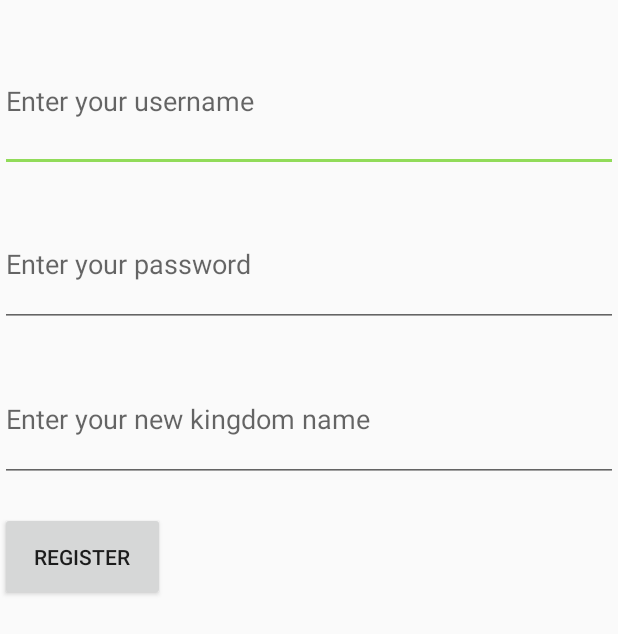
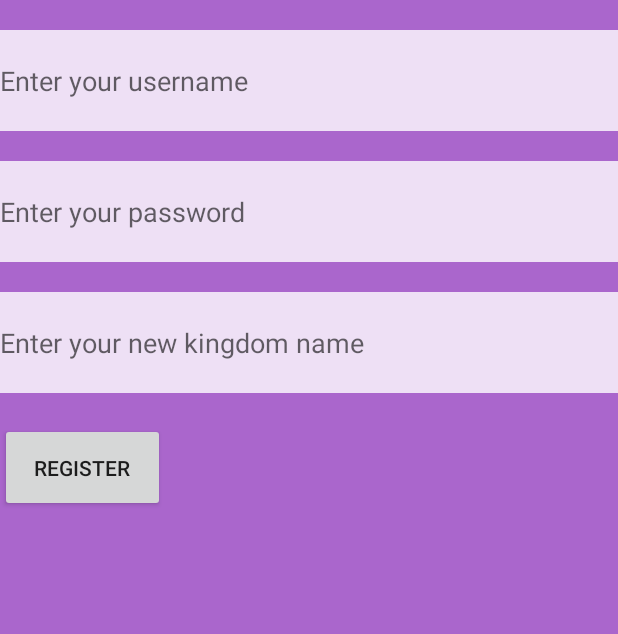
Before and after one commit to greenfox-zerda-raptors/peridot-coz-android, an Android app: the screen it shows after launch (RegisterActivity), after a tap on "REGISTER HERE", on a phone screen of 412 x 824 dp. Shown: the top 634 px of the screen. Run offline under Robolectric (Android 15) with nearby library versions, the phone set to English and light mode, and no system bars; our stand-ins replace Dagger/Hilt's generated code; 1 statement that could not run was skipped; 2 other taps on this screen came first.

Commit message:
more designs

```diff
--- a/app/src/main/java/com/greenfox/peridot/peridot_coz_android/activity/MainActivity.java
+++ b/app/src/main/java/com/greenfox/peridot/peridot_coz_android/activity/MainActivity.java
@@ -101,10 +101,7 @@ public class MainActivity extends AppCompatActivity implements NavigationView.On
     @Override
     public boolean onOptionsItemSelected(MenuItem item) {
         int id = item.getItemId();
-        if (id == R.id.icon) {
-            Toast.makeText(this, "You pressed the star icon.", Toast.LENGTH_SHORT).show();
-            return true;
-        } else if (id == R.id.settings) {
+        if (id == R.id.settings) {
             loadFragment(new SettingsFragment());
             return true;
         } else if (id == R.id.statistics) {
--- a/app/src/main/java/com/greenfox/peridot/peridot_coz_android/adapter/ResourceAdapter.java
+++ b/app/src/main/java/com/greenfox/peridot/peridot_coz_android/adapter/ResourceAdapter.java
@@ -5,6 +5,7 @@ import android.view.LayoutInflater;
 import android.view.View;
 import android.view.ViewGroup;
 import android.widget.ArrayAdapter;
+import android.widget.ImageView;
 import android.widget.TextView;
 import com.greenfox.peridot.peridot_coz_android.R;
 import com.greenfox.peridot.peridot_coz_android.model.pojo.Resource;
@@ -22,11 +23,12 @@ public class ResourceAdapter extends ArrayAdapter<Resource> {
         if (convertView == null) {
             convertView = LayoutInflater.from(getContext()).inflate(R.layout.resources_overview_listitem, parent, false);
         }
-
+        ImageView resourceImage = (ImageView) convertView.findViewById(R.id.resourceImage);
         TextView type = (TextView) convertView.findViewById(R.id.type);
         TextView amount = (TextView) convertView.findViewById(R.id.amount);
         TextView buildings = (TextView) convertView.findViewById(R.id.buildings);
-
+        if (resource.getType().equals("gold")) {resourceImage.setImageResource(R.drawable.gold);}
+        if (resource.getType().equals("food")) {resourceImage.setImageResource(R.drawable.food);}
         type.setText(resource.getType());
         amount.setText(resource.getAmount());
         buildings.setText((CharSequence) resource.getBuildings());
--- a/app/src/main/java/com/greenfox/peridot/peridot_coz_android/api/MockService.java
+++ b/app/src/main/java/com/greenfox/peridot/peridot_coz_android/api/MockService.java
@@ -25,8 +25,8 @@ public class MockService implements ApiService {
 
     private User user = new User (1, "aaa", "aaa's Kingdom", 10);
     private static final String TAG = "MockService";
-    private Building building = new Building("townhall");
-    private ArrayList<Building> buildings = new ArrayList<>(Arrays.asList(new Building("townhall")));
+    private Building building = new Building("Townhall");
+    private ArrayList<Building> buildings = new ArrayList<>(Arrays.asList(new Building("Townhall")));
     private ArrayList<Resource> resources = new ArrayList<>(Arrays.asList(new Resource("food", 10, buildings)));
     private Troop troop1 = new Troop(5, 5, 5);
     private Troop troop2 = new Troop(10, 8, 2);
@@ -138,7 +138,7 @@ public class MockService implements ApiService {
         return new MockCall<Building>() {
             @Override
             public void enqueue(Callback<Building> callback) {
-                Response<Building> r = Response.success(new Building("townhall"));
+                Response<Building> r = Response.success(new Building("Townhall"));
                 callback.onResponse(this, r);
             }
         };
@@ -149,7 +149,7 @@ public class MockService implements ApiService {
         return new MockCall<Building>() {
             @Override
             public void enqueue(Callback<Building> callback) {
-                Response<Building> r = Response.success(new Building("townhall", building.increaseLevelOfBuilding()));
+                Response<Building> r = Response.success(new Building("Townhall", building.increaseLevelOfBuilding()));
                 callback.onResponse(this, r);
             }
         };
--- a/app/src/main/java/com/greenfox/peridot/peridot_coz_android/dagger/MainActivityComponent.java
+++ b/app/src/main/java/com/greenfox/peridot/peridot_coz_android/dagger/MainActivityComponent.java
@@ -3,6 +3,7 @@ package com.greenfox.peridot.peridot_coz_android.dagger;
 import com.greenfox.peridot.peridot_coz_android.activity.LoginActivity;
 import com.greenfox.peridot.peridot_coz_android.activity.MainActivity;
 import com.greenfox.peridot.peridot_coz_android.activity.RegisterActivity;
+import com.greenfox.peridot.peridot_coz_android.fragment.ResourcesOverviewFragment;
 import com.greenfox.peridot.peridot_coz_android.fragment.TroopsOverviewFragment;
 import com.greenfox.peridot.peridot_coz_android.fragment.BuildingsOverviewFragment;
 import com.greenfox.peridot.peridot_coz_android.api.ApiProvider;
@@ -17,4 +18,5 @@ public interface MainActivityComponent {
     void inject(RegisterActivity registerActivity);
     void inject(TroopsOverviewFragment troopsOverviewFragment);
     void inject(BuildingsOverviewFragment buildingsOverviewFragment);
+    void inject(ResourcesOverviewFragment resourcesOverviewFragment);
 }
--- a/app/src/main/res/layout/activity_register.xml
+++ b/app/src/main/res/layout/activity_register.xml
@@ -2,16 +2,18 @@
 <LinearLayout xmlns:android="http://schemas.android.com/apk/res/android"
     android:orientation="vertical" android:layout_width="match_parent"
     android:layout_height="match_parent"
-    android:weightSum="1">
+    android:weightSum="1"
+    android:background="@android:color/holo_purple">
 
     <EditText
         android:hint="Enter your username"
         android:layout_width="match_parent"
         android:layout_height="wrap_content"
         android:id="@+id/regUsername"
-        android:layout_weight="0.09"
+        android:layout_weight="0.07"
         android:layout_marginTop="20dp"
-        android:layout_marginBottom="20dp" />
+        android:layout_marginBottom="20dp"
+        android:background="#CCFFFFFF"/>
 
     <EditText
         android:hint="Enter your password"
@@ -19,7 +21,8 @@
         android:layout_height="wrap_content"
         android:id="@+id/regPassword"
         android:layout_weight="0.07"
-        android:layout_marginBottom="20dp" />
+        android:layout_marginBottom="20dp"
+        android:background="#CCFFFFFF"/>
 
     <EditText
         android:hint="Enter your new kingdom name"
@@ -27,7 +30,8 @@
         android:layout_height="wrap_content"
         android:id="@+id/regKingdom"
         android:layout_weight="0.07"
-        android:layout_marginBottom="20dp" />
+        android:layout_marginBottom="20dp"
+        android:background="#CCFFFFFF"/>
 
     <Button
         android:text="Register"
--- a/app/src/main/res/layout/battle_overview_layout.xml
+++ b/app/src/main/res/layout/battle_overview_layout.xml
@@ -1,7 +1,7 @@
 <?xml version="1.0" encoding="utf-8"?>
 <RelativeLayout xmlns:android="http://schemas.android.com/apk/res/android"
     android:layout_width="match_parent" android:layout_height="match_parent"
-    android:background="@android:color/holo_blue_bright"  >
+    android:background="@android:color/holo_purple"  >
 
     <TextView
         android:text="This will be the BATTLE overview."
--- a/app/src/main/res/layout/resources_overview_listitem.xml
+++ b/app/src/main/res/layout/resources_overview_listitem.xml
@@ -3,6 +3,12 @@
     android:orientation="vertical" android:layout_width="match_parent"
     android:layout_height="match_parent"
     android:weightSum="1">
+
+    <ImageView
+        android:layout_width="70dp"
+        android:layout_height="70dp"
+        android:src="@drawable/troop"
+        android:id="@+id/resourceImage" />
 
     <TextView
         android:text="TextView"
--- a/app/src/main/res/menu/toolbar_menu.xml
+++ b/app/src/main/res/menu/toolbar_menu.xml
@@ -2,12 +2,6 @@
 <menu xmlns:android="http://schemas.android.com/apk/res/android"
     xmlns:app="http://schemas.android.com/apk/res-auto">
 
-    <item android:title="Icon"
-        android:id="@+id/icon"
-        app:showAsAction="always"
-        android:visible="true"
-        android:enabled="true"
-        android:icon="@android:drawable/btn_star_big_on" />
     <item android:title="Statistics"
         android:id="@+id/statistics"
         app:showAsAction="never"
```
Also changed, not shown: app/src/main/res/layout/activity_login.xml (+8 -3 lines), app/src/main/res/layout/kingdom_overview_layout.xml (+7 -5 lines), app/src/main/res/layout/nav_drawer_header.xml (+7 -3 lines), app/src/main/res/layout/resources_overview_layout.xml (+1 -10 lines).
